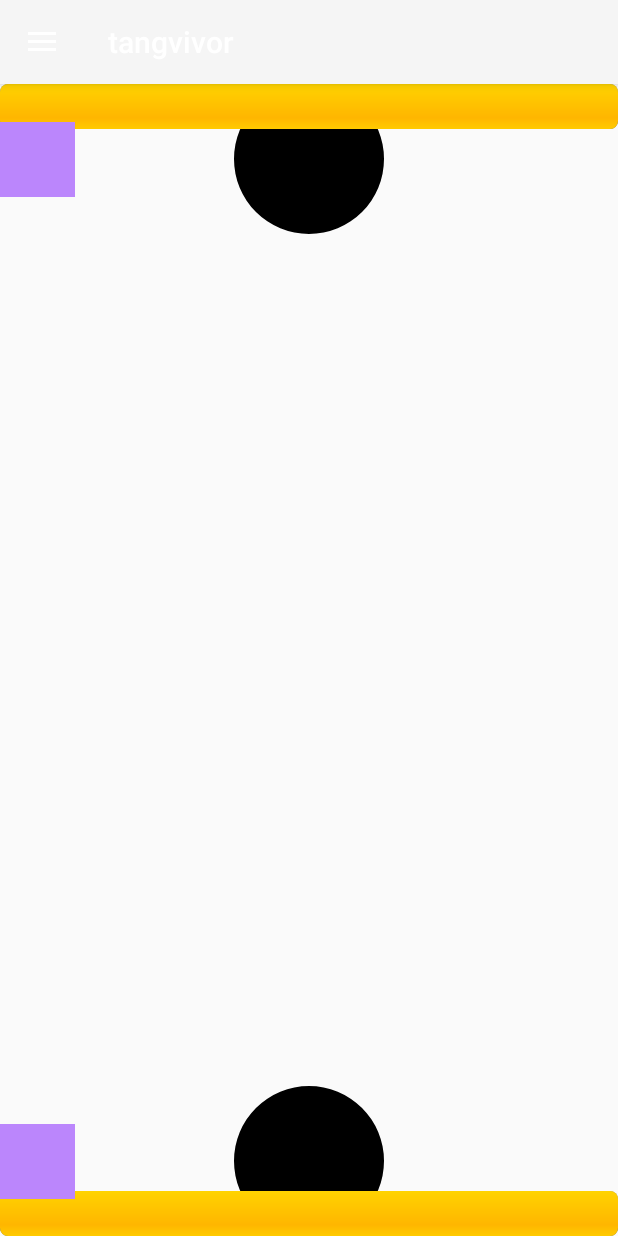
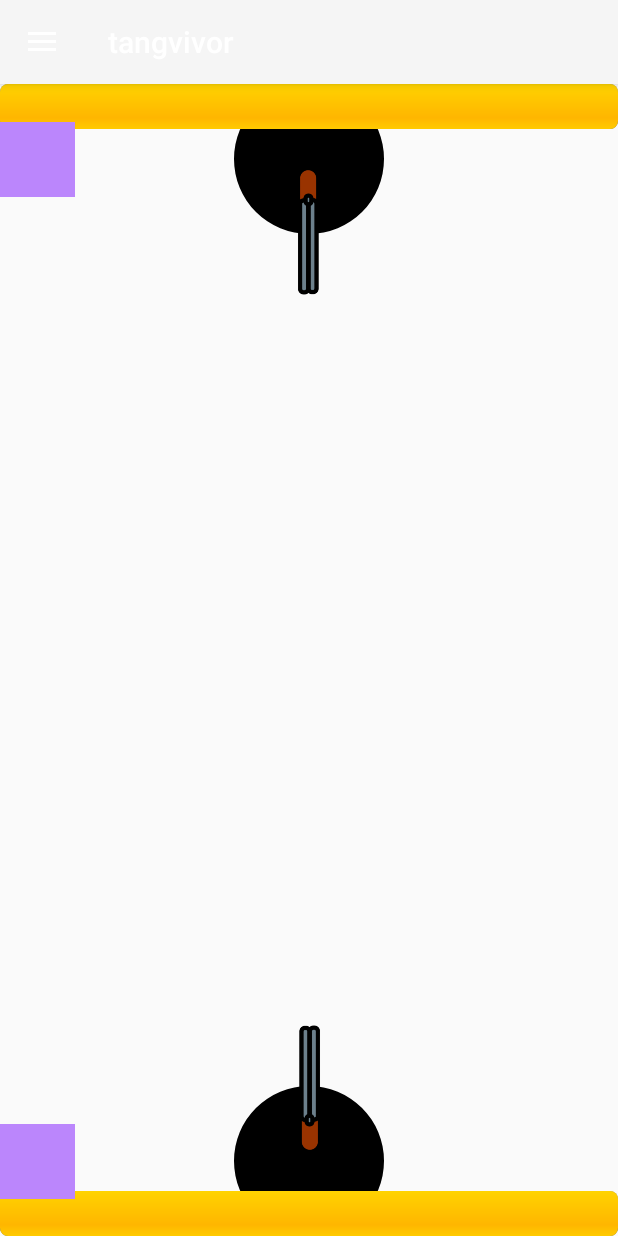
Before and after one commit to Apptive-Game-Team/tangvivor, an Android app built with Jetpack Compose: the GameActivity screen opened directly, with no data from a screen before it, on a phone screen of 412 x 824 dp. Run offline under Robolectric (Android 15) with nearby library versions, the phone set to English and light mode, and no system bars; our stand-ins replace Firebase (no records; nobody signed in at launch, a user with empty details on screens opened directly); libraries missing offline, so code that uses them is left out: androidx.camera.core, androidx.camera.view, com.google.android.gms, com.google.mediapipe.framework, com.google.mediapipe.tasks; plain views replace PreviewView; 20 statements that could not run were skipped.

Commit message:
feature 총 모양 구현 및 회전 구현

```diff
--- a/app/src/main/java/com/dudoji/tangvivor/game/activity/GameActivity.kt
+++ b/app/src/main/java/com/dudoji/tangvivor/game/activity/GameActivity.kt
@@ -14,6 +14,7 @@ import com.dudoji.tangvivor.game.entity.Session
 import com.dudoji.tangvivor.game.service.CombinedDetector
 import com.dudoji.tangvivor.game.service.EnemyController
 import com.dudoji.tangvivor.game.service.GameLoop
+import com.dudoji.tangvivor.game.service.GunController
 import com.dudoji.tangvivor.game.service.PlayerController
 import com.dudoji.tangvivor.game.service.ResultHandler
 import com.dudoji.tangvivor.repository.GameRepository
@@ -33,6 +34,9 @@ class GameActivity : BaseDrawerActivity(), OnFacePositionListener {
 
     lateinit var playerHpBar: ProgressBar
     lateinit var enemyHpBar: ProgressBar
+
+    lateinit var playerGun: GunController
+    lateinit var enemyGun: GunController
 
     // Camera Setting
     private lateinit var previewView: PreviewView
@@ -68,6 +72,14 @@ class GameActivity : BaseDrawerActivity(), OnFacePositionListener {
         playerPoint = PlayerController(
             if (me == 1) Master.User1 else Master.User2,
             findViewById<ImageView>(R.id.playerPointer),
+            findViewById(R.id.game_frame_layout),
+            sessionId,
+            true
+        )
+
+        playerGun = GunController(
+            if (me == 1) Master.User1 else Master.User2,
+            findViewById<ImageView>(R.id.playerGun),
             findViewById(R.id.game_frame_layout),
             sessionId,
             true
@@ -111,6 +123,14 @@ class GameActivity : BaseDrawerActivity(), OnFacePositionListener {
             true
         )
 
+        enemyGun = GunController(
+            if (me == 2) Master.User1 else Master.User2,
+            findViewById<ImageView>(R.id.enemyGun),
+            findViewById(R.id.game_frame_layout),
+            sessionId,
+            true
+        )
+
         sessionSaver = Session(
             if (me == 1) Master.User1
             else Master.User2
@@ -125,6 +145,8 @@ class GameActivity : BaseDrawerActivity(), OnFacePositionListener {
                     if (session != null) {
                         enemyController.update(session)
                         enemyPoint.update(session)
+                        enemyGun.updateRotate(enemyPoint)
+                        enemyGun.updateLocation(enemyController)
                         updateHpBars(session)
 
                         if (resultHandler.checkResult(this, session)) {
@@ -155,12 +177,14 @@ class GameActivity : BaseDrawerActivity(), OnFacePositionListener {
     override fun onFacePosition(normX: Float) {
         runOnUiThread {
             playerController.setX(normX, sessionSaver)
+            playerGun.updateLocation(playerController)
         }
     }
 
     private fun onPoseDetected(normX: Float) {
         runOnUiThread {
             playerPoint.setX(normX, sessionSaver)
+            playerGun.updateRotate(playerPoint)
         }
     }
 
--- a/app/src/main/res/layout/activity_game.xml
+++ b/app/src/main/res/layout/activity_game.xml
@@ -68,6 +68,30 @@
         android:background="@color/purple_200"
         app:layout_constraintTop_toTopOf="@id/player"
         app:layout_constraintBottom_toBottomOf="@id/player"
-        app:layout_constraintStart_toStartOf="parent" />
+        app:layout_constraintStart_toStartOf="parent"  />
 
+    <ImageView
+            android:layout_width="100dp"
+            android:layout_height="100dp"
+            android:src="@drawable/weapons"
+            android:id="@+id/playerGun"
+            app:layout_constraintTop_toTopOf="@id/player"
+            app:layout_constraintBottom_toBottomOf="@id/player"
+            app:layout_constraintStart_toStartOf="@id/player"
+            app:layout_constraintEnd_toEndOf="@id/player"
+            android:layout_marginTop="-100dp"
+            android:rotation="180"
+            />
+
+    <ImageView
+            android:layout_width="100dp"
+            android:layout_height="100dp"
+            android:src="@drawable/weapons"
+            android:id="@+id/enemyGun"
+            app:layout_constraintTop_toTopOf="@id/enemy"
+            app:layout_constraintBottom_toBottomOf="@id/enemy"
+            app:layout_constraintStart_toStartOf="@id/enemy"
+            app:layout_constraintEnd_toEndOf="@id/enemy"
+            android:layout_marginTop="100dp"
+            />
 </androidx.constraintlayout.widget.ConstraintLayout>
```
Also changed, not shown: app/src/main/java/com/dudoji/tangvivor/game/service/GunController.kt (added, +29 -0 lines), app/src/main/res/drawable/weapons.png (added).
